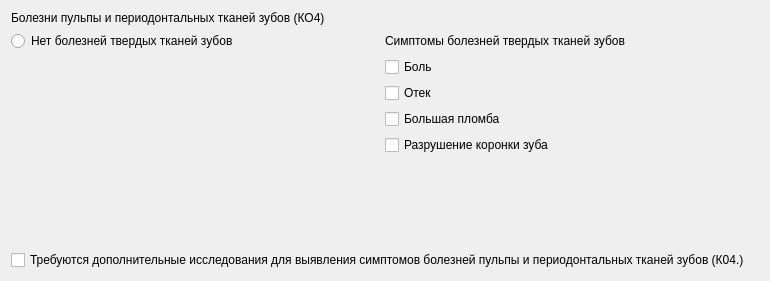
MafuraG/Zubopros, file wp3_4.ui: the form before one commit.
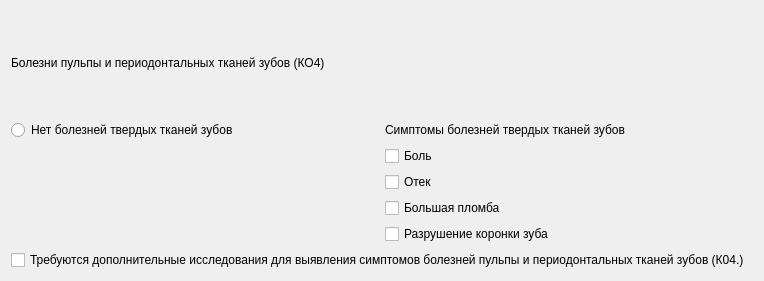
The form after the commit.

```diff
--- a/wp3_4.ui
+++ b/wp3_4.ui
@@ -83,19 +83,6 @@
      </property>
     </widget>
    </item>
-   <item row="6" column="0" colspan="3">
-    <spacer name="verticalSpacer">
-     <property name="orientation">
-      <enum>Qt::Vertical</enum>
-     </property>
-     <property name="sizeHint" stdset="0">
-      <size>
-       <width>20</width>
-       <height>40</height>
-      </size>
-     </property>
-    </spacer>
-   </item>
   </layout>
  </widget>
  <resources/>
```
Left out of the diff: 50 changed lines with no effect on the pictures.
